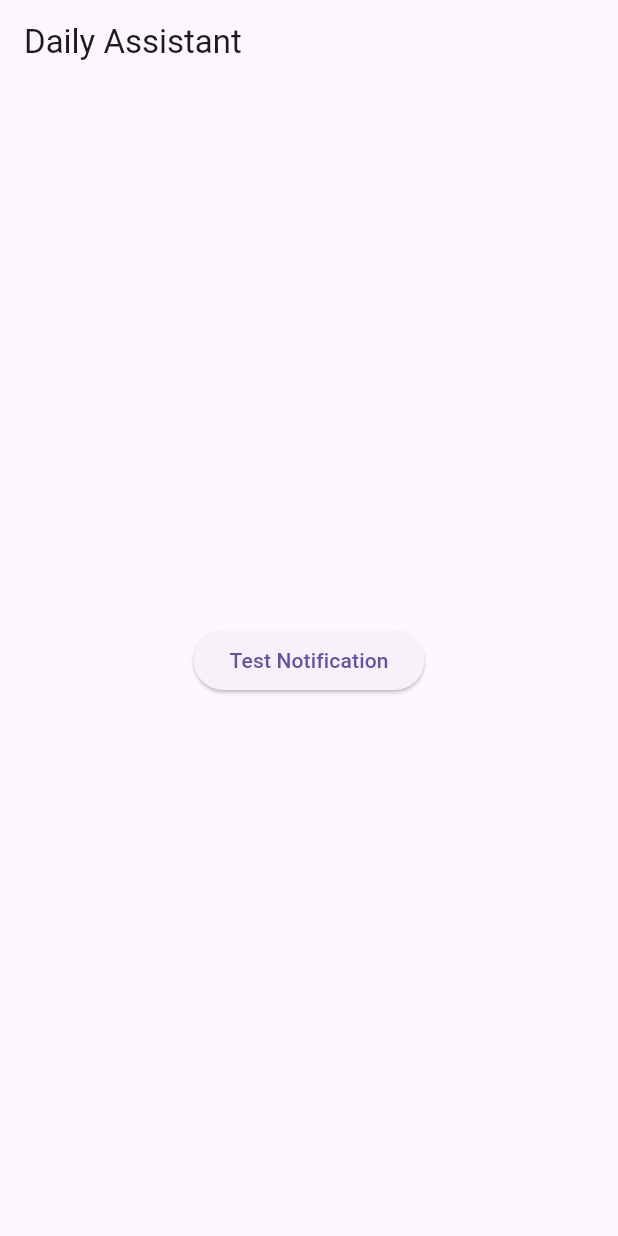
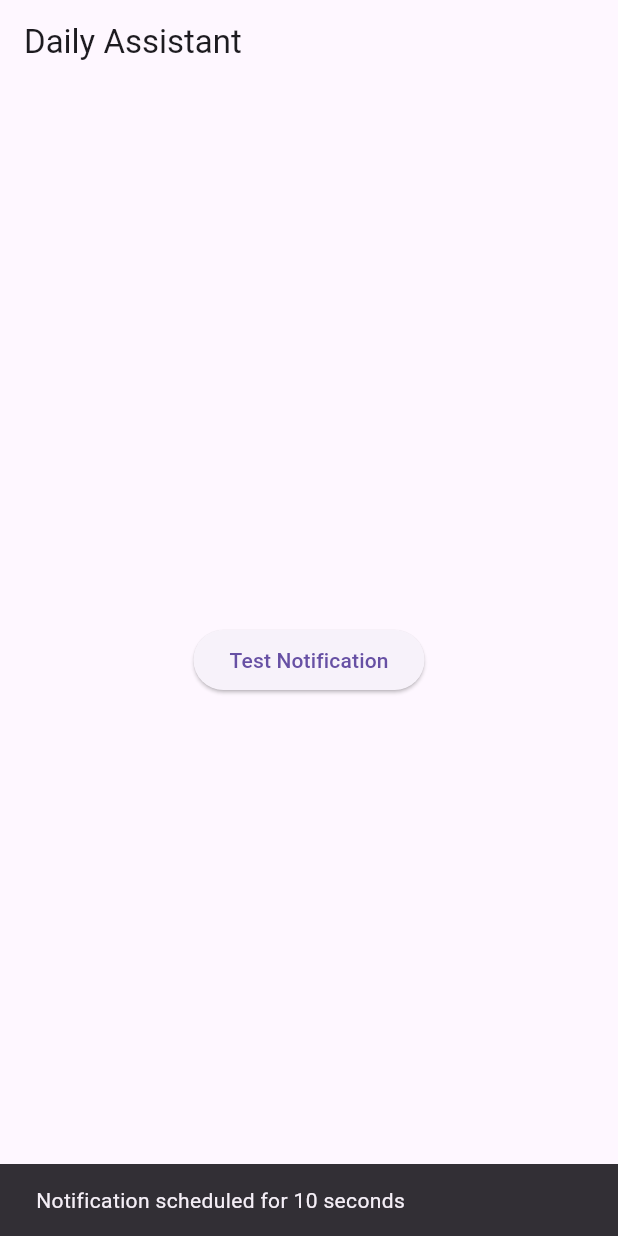
Before and after one commit to akshayaraja2007/tread, a Flutter app: the screen it shows after launch, after a tap on "Test Notification", on a phone screen of 412 x 824 dp. Run offline on Flutter 3.47's test engine with Material 3 defaults, Android fonts, the light colour scheme and no system bars; statements that could not run were skipped.

Commit message:
Add scheduled notification test

```diff
--- a/daily_assistant/lib/main.dart
+++ b/daily_assistant/lib/main.dart
@@ -1,4 +1,4 @@
-import 'package:flutter/material.dart';
+import 'package/material.dart';
 import 'services/notification_service.dart';
 
 void main() async {
@@ -15,6 +15,7 @@ const MyApp({super.key});
 Widget build(BuildContext context) {
 return MaterialApp(
 debugShowCheckedModeBanner: false,
+title: 'Daily Assistant',
 home: const HomePage(),
 );
 }
@@ -32,11 +33,20 @@ title: const Text('Daily Assistant'),
 body: Center(
 child: ElevatedButton(
 onPressed: () async {
-await NotificationService.showInstantNotification();
-},
-child: const Text('Test Notification'),
-),
-),
+await NotificationService.scheduleNotification();
+
+        ScaffoldMessenger.of(context).showSnackBar(
+          const SnackBar(
+            content: Text(
+              'Notification scheduled for 10 seconds',
+            ),
+          ),
+        );
+      },
+      child: const Text('Test Notification'),
+    ),
+  ),
 );
+
 }
 }
--- a/daily_assistant/lib/services/notification_service.dart
+++ b/daily_assistant/lib/services/notification_service.dart
@@ -1,24 +1,35 @@
-import 'package:flutter_local_notifications/flutter_local_notifications.dart';
+import 'package/flutter_local_notifications.dart';
+import 'package/data/latest.dart' as tz;
+import 'package/timezone.dart' as tz;
 
 class NotificationService {
 static final FlutterLocalNotificationsPlugin notifications =
 FlutterLocalNotificationsPlugin();
 
-  static Future<void> init() async {
+static Future init() async {
+tz.initializeTimeZones();
+
 const AndroidInitializationSettings androidSettings =
     AndroidInitializationSettings('@mipmap/ic_launcher');
 
 const InitializationSettings settings =
-        InitializationSettings(android: androidSettings);
+    InitializationSettings(
+  android: androidSettings,
+);
 
 await notifications.initialize(settings);
+
 }
 
-  static Future<void> showInstantNotification() async {
-    await notifications.show(
+static Future scheduleNotification() async {
+final scheduledTime =
+tz.TZDateTime.now(tz.local).add(const Duration(seconds: 10));
+
+await notifications.zonedSchedule(
   1,
   'Test Reminder',
-      'Instant notification test',
+  'Scheduled notification works',
+  scheduledTime,
   const NotificationDetails(
     android: AndroidNotificationDetails(
       'daily_assistant_channel',
@@ -28,6 +39,8 @@ class NotificationService {
       priority: Priority.high,
     ),
   ),
+  androidScheduleMode: AndroidScheduleMode.exactAllowWhileIdle,
 );
+
 }
 }
```
Lines whose indentation alone changed are shown as unchanged.
